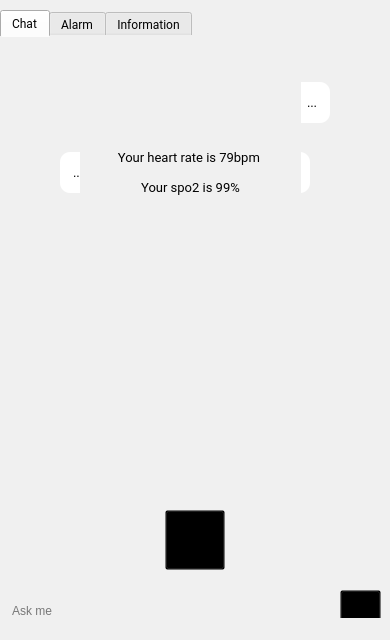
Old version of the form app.ui in the repository fireflies1988/HealthcareVirtualAssistant.
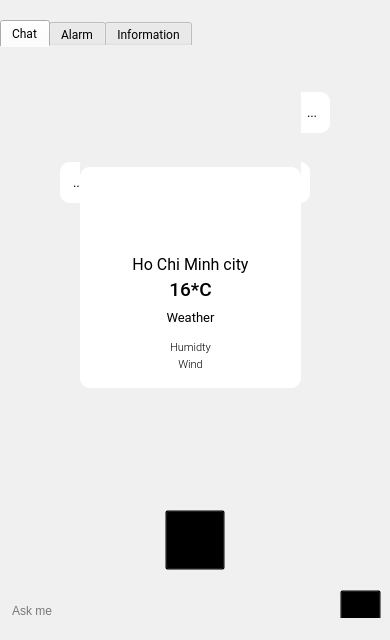
New version of the form. The open tabs and pages were chosen to show the change. Icons and pictures are not drawn.

```diff
--- a/app.ui
+++ b/app.ui
@@ -25,7 +25,7 @@
     <property name="geometry">
      <rect>
       <x>0</x>
-      <y>10</y>
+      <y>20</y>
       <width>391</width>
       <height>481</height>
      </rect>
@@ -49,20 +49,6 @@
      <attribute name="title">
       <string>Chat</string>
      </attribute>
-     <widget class="QListWidget" name="chat_widget">
-      <property name="geometry">
-       <rect>
-        <x>10</x>
-        <y>20</y>
-        <width>371</width>
-        <height>411</height>
-       </rect>
-      </property>
-      <property name="styleSheet">
-       <string notr="true">border: none;
-background: #F0F0F0</string>
-      </property>
-     </widget>
      <widget class="QWidget" name="chat_user_widget" native="true">
       <property name="geometry">
        <rect>
@@ -179,7 +165,7 @@
       <property name="geometry">
        <rect>
         <x>80</x>
-        <y>30</y>
+        <y>40</y>
         <width>221</width>
         <height>181</height>
        </rect>
@@ -259,6 +245,160 @@
        </property>
       </widget>
      </widget>
+     <widget class="QWidget" name="weather_widget" native="true">
+      <property name="enabled">
+       <bool>true</bool>
+      </property>
+      <property name="geometry">
+       <rect>
+        <x>80</x>
+        <y>120</y>
+        <width>221</width>
+        <height>221</height>
+       </rect>
+      </property>
+      <property name="font">
+       <font>
+        <family>Roboto</family>
+       </font>
+      </property>
+      <property name="styleSheet">
+       <string notr="true">background: #fff;
+border-radius:10px</string>
+      </property>
+      <widget class="QLabel" name="label_11">
+       <property name="enabled">
+        <bool>true</bool>
+       </property>
+       <property name="geometry">
+        <rect>
+         <x>80</x>
+         <y>10</y>
+         <width>71</width>
+         <height>71</height>
+        </rect>
+       </property>
+       <property name="text">
+        <string/>
+       </property>
+       <property name="pixmap">
+        <pixmap>icon/sun.png</pixmap>
+       </property>
+       <property name="alignment">
+        <set>Qt::AlignCenter</set>
+       </property>
+      </widget>
+      <widget class="QLabel" name="city_label">
+       <property name="geometry">
+        <rect>
+         <x>0</x>
+         <y>87</y>
+         <width>221</width>
+         <height>21</height>
+        </rect>
+       </property>
+       <property name="font">
+        <font>
+         <family>Roboto</family>
+         <pointsize>12</pointsize>
+        </font>
+       </property>
+       <property name="text">
+        <string>Ho Chi Minh city</string>
+       </property>
+       <property name="alignment">
+        <set>Qt::AlignCenter</set>
+       </property>
+      </widget>
+      <widget class="QLabel" name="degree_label">
+       <property name="geometry">
+        <rect>
+         <x>0</x>
+         <y>112</y>
+         <width>221</width>
+         <height>20</height>
+        </rect>
+       </property>
+       <property name="font">
+        <font>
+         <family>Roboto Medium</family>
+         <pointsize>14</pointsize>
+        </font>
+       </property>
+       <property name="text">
+        <string>16*C</string>
+       </property>
+       <property name="alignment">
+        <set>Qt::AlignCenter</set>
+       </property>
+      </widget>
+      <widget class="QLabel" name="weather_label">
+       <property name="geometry">
+        <rect>
+         <x>0</x>
+         <y>140</y>
+         <width>221</width>
+         <height>20</height>
+        </rect>
+       </property>
+       <property name="font">
+        <font>
+         <family>Roboto</family>
+         <pointsize>10</pointsize>
+        </font>
+       </property>
+       <property name="text">
+        <string>Weather</string>
+       </property>
+       <property name="alignment">
+        <set>Qt::AlignCenter</set>
+       </property>
+      </widget>
+      <widget class="QLabel" name="humidty_label">
+       <property name="geometry">
+        <rect>
+         <x>0</x>
+         <y>170</y>
+         <width>221</width>
+         <height>20</height>
+        </rect>
+       </property>
+       <property name="font">
+        <font>
+         <family>Roboto Light</family>
+         <pointsize>8</pointsize>
+        </font>
+       </property>
+       <property name="text">
+        <string>Humidty</string>
+       </property>
+       <property name="alignment">
+        <set>Qt::AlignCenter</set>
+       </property>
+      </widget>
+      <widget class="QLabel" name="wind_label">
+       <property name="geometry">
+        <rect>
+         <x>0</x>
+         <y>187</y>
+         <width>221</width>
+         <height>20</height>
+        </rect>
+       </property>
+       <property name="font">
+        <font>
+         <family>Roboto Light</family>
+         <pointsize>8</pointsize>
+        </font>
+       </property>
+       <property name="text">
+        <string>Wind</string>
+       </property>
+       <property name="alignment">
+        <set>Qt::AlignCenter</set>
+       </property>
+      </widget>
+     </widget>
     </widget>
     <widget class="QWidget" name="tab_2">
      <attribute name="title">
```
Left out of the diff: 28 changed lines with no effect on the pictures.
